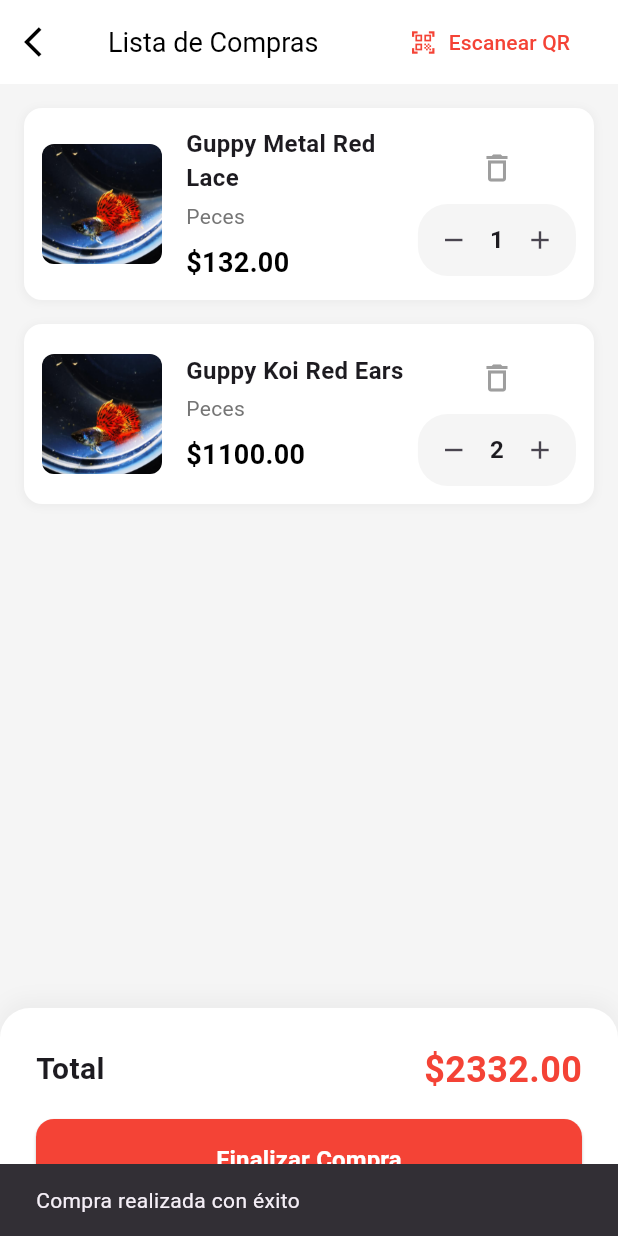
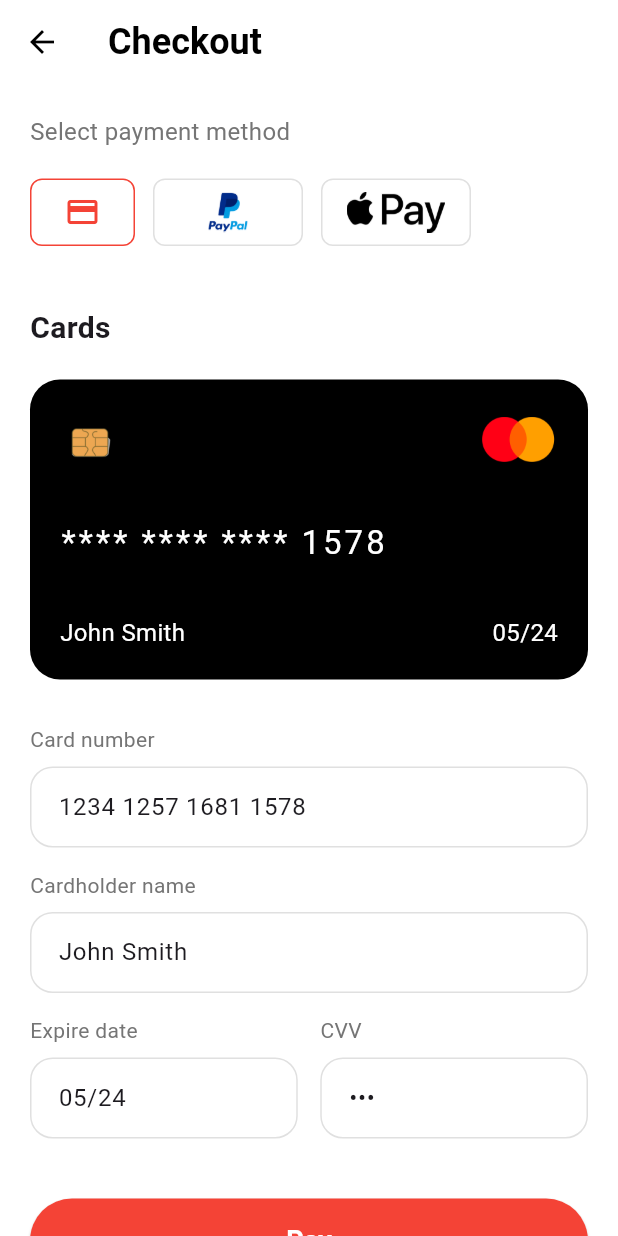
Before and after one commit to Strinx13/darkys, a Flutter app: the CartScreen screen opened directly, after a tap on "Finalizar Compra", on a phone screen of 412 x 824 dp. Run offline on Flutter 3.47's test engine with Material 3 defaults, Android fonts, the phone set to English and light mode, and no system bars; missing offline and left inert: bcrypt, mailer, mysql1.

Commit message:
Commit Ultramegafantástico Astronómico Asombroso Increible (CHECKOUT)

```diff
--- a/proy/lib/cart.dart
+++ b/proy/lib/cart.dart
@@ -1,4 +1,5 @@
 import 'package:flutter/material.dart';
+import 'checkout_screen.dart';
 
 class CartScreen extends StatefulWidget {
   @override
@@ -265,8 +266,11 @@ class _CartScreenState extends State<CartScreen> {
                       SizedBox(height: 16),
                       ElevatedButton(
                         onPressed: () {
-                          ScaffoldMessenger.of(context).showSnackBar(
-                            SnackBar(content: Text('Compra realizada con éxito')),
+                          Navigator.push(
+                            context,
+                            MaterialPageRoute(
+                              builder: (context) => CheckoutScreen(),
+                            ),
                           );
                         },
                         child: Text(
@@ -278,7 +282,7 @@ class _CartScreenState extends State<CartScreen> {
                           ),
                         ),
                         style: ElevatedButton.styleFrom(
-                          backgroundColor: Colors.red,
+                          backgroundColor: Colors.green,
                           minimumSize: Size(double.infinity, 54),
                           shape: RoundedRectangleBorder(
                             borderRadius: BorderRadius.circular(12),
--- /dev/null
+++ b/proy/lib/checkout_screen.dart
@@ -0,0 +1,268 @@
+import 'package:flutter/material.dart';
+
+class CheckoutScreen extends StatefulWidget {
+  @override
+  _CheckoutScreenState createState() => _CheckoutScreenState();
+}
+
+class _CheckoutScreenState extends State<CheckoutScreen> {
+  String selectedPaymentMethod = 'card';
+  final TextEditingController cardNumberController = TextEditingController(text: '1234 1257 1681 1578');
+  final TextEditingController cardHolderController = TextEditingController(text: 'John Smith');
+  final TextEditingController expiryDateController = TextEditingController(text: '05/24');
+  final TextEditingController cvvController = TextEditingController(text: '***');
+
+  @override
+  Widget build(BuildContext context) {
+    return Scaffold(
+      backgroundColor: Colors.white,
+      appBar: AppBar(
+        elevation: 0,
+        backgroundColor: Colors.white,
+        leading: IconButton(
+          icon: Icon(Icons.arrow_back, color: Colors.black),
+          onPressed: () => Navigator.pop(context),
+        ),
+        title: Text(
+          'Checkout',
+          style: TextStyle(
+            color: Colors.black,
+            fontSize: 24,
+            fontWeight: FontWeight.w600,
+          ),
+        ),
+      ),
+      body: SingleChildScrollView(
+        padding: EdgeInsets.all(20),
+        child: Column(
+          crossAxisAlignment: CrossAxisAlignment.start,
+          children: [
+            Text(
+              'Select payment method',
+              style: TextStyle(
+                color: Colors.grey[600],
+                fontSize: 16,
+              ),
+            ),
+            SizedBox(height: 20),
+            // Métodos de pago
+            Row(
+              mainAxisAlignment: MainAxisAlignment.start,
+              children: [
+                _buildPaymentOption(
+                  'card',
+                  '',  // No usamos imagen para la tarjeta
+                  Icons.credit_card,
+                  isSelected: selectedPaymentMethod == 'card',
+                ),
+                SizedBox(width: 12),
+                _buildPaymentOption(
+                  'paypal',
+                  'assets/paypal.png',
+                  Icons.payment,
+                  isSelected: selectedPaymentMethod == 'paypal',
+                ),
+                SizedBox(width: 12),
+                _buildPaymentOption(
+                  'applepay',
+                  'assets/applepay.png',
+                  Icons.apple,
+                  isSelected: selectedPaymentMethod == 'applepay',
+                ),
+              ],
+            ),
+            SizedBox(height: 40),
+            Text(
+              'Cards',
+              style: TextStyle(
+                fontSize: 20,
+                fontWeight: FontWeight.bold,
+              ),
+            ),
+            SizedBox(height: 20),
+            // Tarjeta de crédito
+            Container(
+              width: double.infinity,
+              height: 200,
+              decoration: BoxDecoration(
+                color: Colors.black,
+                borderRadius: BorderRadius.circular(20),
+              ),
+              padding: EdgeInsets.all(20),
+              child: Column(
+                crossAxisAlignment: CrossAxisAlignment.start,
+                mainAxisAlignment: MainAxisAlignment.spaceBetween,
+                children: [
+                  Row(
+                    mainAxisAlignment: MainAxisAlignment.spaceBetween,
+                    children: [
+                      Image.asset(
+                        'assets/chip.png',
+                        height: 40,
+                      ),
+                      Image.asset(
+                        'assets/mastercard.png',
+                        height: 30,
+                      ),
+                    ],
+                  ),
+                  Text(
+                    '**** **** **** 1578',
+                    style: TextStyle(
+                      color: Colors.white,
+                      fontSize: 22,
+                      letterSpacing: 2,
+                    ),
+                  ),
+                  Row(
+                    mainAxisAlignment: MainAxisAlignment.spaceBetween,
+                    children: [
+                      Text(
+                        'John Smith',
+                        style: TextStyle(
+                          color: Colors.white,
+                          fontSize: 16,
+                        ),
+                      ),
+                      Text(
+                        '05/24',
+                        style: TextStyle(
+                          color: Colors.white,
+                          fontSize: 16,
+                        ),
+                      ),
+                    ],
+                  ),
+                ],
+              ),
+            ),
+            SizedBox(height: 30),
+            // Detalles de la tarjeta
+            _buildTextField('Card number', cardNumberController),
+            SizedBox(height: 15),
+            _buildTextField('Cardholder name', cardHolderController),
+            SizedBox(height: 15),
+            Row(
+              children: [
+                Expanded(
+                  child: _buildTextField('Expire date', expiryDateController),
+                ),
+                SizedBox(width: 15),
+                Expanded(
+                  child: _buildTextField('CVV', cvvController, isPassword: true),
+                ),
+              ],
+            ),
+            SizedBox(height: 40),
+            // Botón de pago
+            Container(
+              width: double.infinity,
+              child: ElevatedButton(
+                onPressed: () {
+                  // Implementar lógica de pago
+                },
+                child: Text(
+                  'Pay',
+                  style: TextStyle(
+                    fontSize: 18,
+                    fontWeight: FontWeight.w600,
+                    color: Colors.white,
+                  ),
+                ),
+                style: ElevatedButton.styleFrom(
+                  backgroundColor: Colors.red,
+                  padding: EdgeInsets.symmetric(vertical: 15),
+                  shape: RoundedRectangleBorder(
+                    borderRadius: BorderRadius.circular(30),
+                  ),
+                ),
+              ),
+            ),
+          ],
+        ),
+      ),
+    );
+  }
+
+  Widget _buildPaymentOption(
+    String method,
+    String imagePath,
+    IconData fallbackIcon, {
+    bool isSelected = false,
+  }) {
+    return GestureDetector(
+      onTap: () {
+        setState(() {
+          selectedPaymentMethod = method;
+        });
+      },
+      child: Container(
+        width: method == 'card' ? 70 : 100,
+        height: 45,
+        decoration: BoxDecoration(
+          color: Colors.white,
+          borderRadius: BorderRadius.circular(8),
+          border: Border.all(
+            color: isSelected ? Colors.red : Colors.grey[300]!,
+            width: 1,
+          ),
+        ),
+        child: Padding(
+          padding: EdgeInsets.all(8),
+          child: method == 'card'
+              ? Icon(Icons.credit_card_outlined,
+                  color: isSelected ? Colors.red : Colors.grey[600],
+                  size: 24)
+              : Image.asset(
+                  imagePath,
+                  fit: BoxFit.contain,
+                ),
+        ),
+      ),
+    );
+  }
+
+  Widget _buildTextField(String label, TextEditingController controller, {bool isPassword = false}) {
+    return Column(
+      crossAxisAlignment: CrossAxisAlignment.start,
+      children: [
+        Text(
+          label,
+          style: TextStyle(
+            color: Colors.grey[600],
+            fontSize: 14,
+          ),
+        ),
+        SizedBox(height: 8),
+        TextField(
+          controller: controller,
+          obscureText: isPassword,
+          decoration: InputDecoration(
+            contentPadding: EdgeInsets.symmetric(horizontal: 15, vertical: 15),
+            border: OutlineInputBorder(
+              borderRadius: BorderRadius.circular(15),
+              borderSide: BorderSide(
+                color: Colors.grey[300]!,
+                width: 1,
+              ),
+            ),
+            enabledBorder: OutlineInputBorder(
+              borderRadius: BorderRadius.circular(15),
+              borderSide: BorderSide(
+                color: Colors.grey[300]!,
+                width: 1,
+              ),
+            ),
+            focusedBorder: OutlineInputBorder(
+              borderRadius: BorderRadius.circular(15),
+              borderSide: BorderSide(
+                color: Colors.black,
+                width: 1,
+              ),
+            ),
+          ),
+        ),
+      ],
+    );
+  }
+}
--- a/proy/pubspec.yaml
+++ b/proy/pubspec.yaml
@@ -57,6 +57,11 @@ flutter:
     - assets/Metal.jpg
     - assets/logo.jpg
     - assets/full.jpg
+    - assets/chip.png
+    - assets/mastercard.png
+    - assets/card.png
+    - assets/paypal.png
+    - assets/applepay.png
 
 
   # The following line ensures that the Material Icons font is
```
Also changed, not shown: proy/assets/applepay.png (added), proy/assets/card.png (added), proy/assets/chip.png (added), proy/assets/mastercard.png (added), proy/assets/paypal.png (added).
